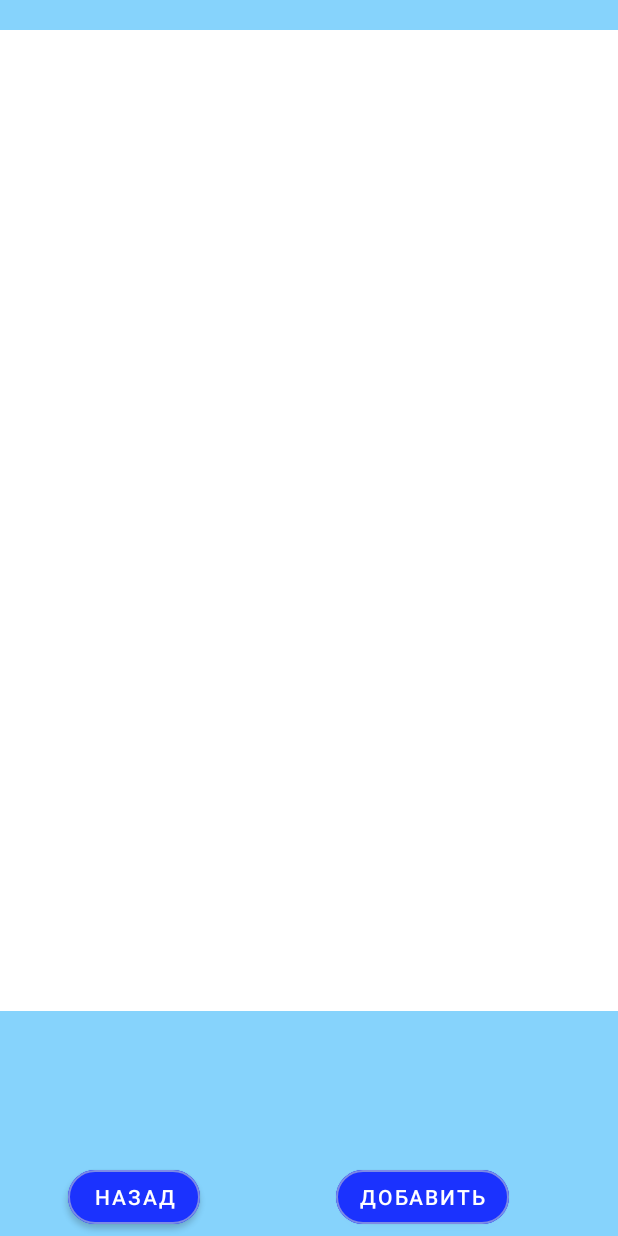
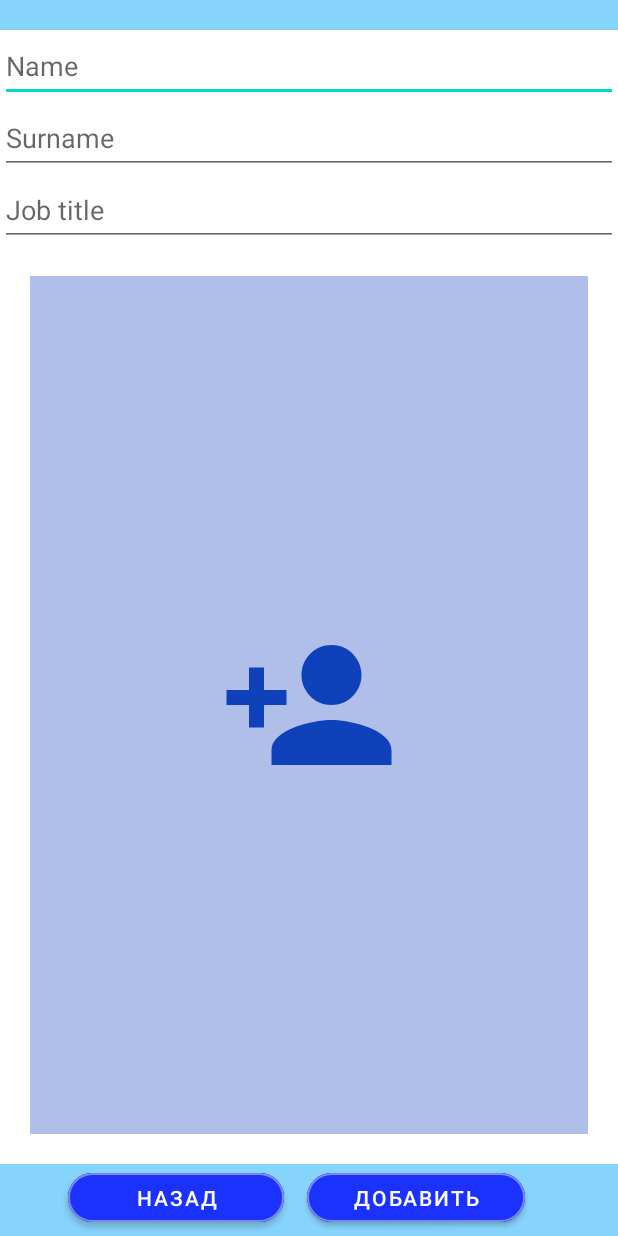
Before and after one commit to Nastakim951230/Sotrydniki, an Android app: the Add screen opened directly, with no data from a screen before it, on a phone screen of 412 x 824 dp. Run offline under Robolectric (Android 15) with nearby library versions, the phone set to English and light mode, and no system bars.

```diff
--- a/app/build.gradle
+++ b/app/build.gradle
@@ -2,7 +2,7 @@ plugins {
     id 'com.android.application'
 }
 
-android {
+ android {
     compileSdk 32
 
     defaultConfig {
@@ -21,6 +21,8 @@ android {
             proguardFiles getDefaultProguardFile('proguard-android-optimize.txt'), 'proguard-rules.pro'
         }
     }
+
+
     compileOptions {
         sourceCompatibility JavaVersion.VERSION_1_8
         targetCompatibility JavaVersion.VERSION_1_8
--- a/app/src/main/AndroidManifest.xml
+++ b/app/src/main/AndroidManifest.xml
@@ -17,6 +17,9 @@
         android:theme="@style/Theme.Sotrydniki"
         tools:targetApi="31">
         <activity
+            android:name=".Update"
+            android:exported="false" />
+        <activity
             android:name=".Add"
             android:exported="false" />
         <activity
--- a/app/src/main/java/com/example/sotrydniki/Add.java
+++ b/app/src/main/java/com/example/sotrydniki/Add.java
@@ -1,12 +1,21 @@
 package com.example.sotrydniki;
 
+import androidx.annotation.Nullable;
 import androidx.appcompat.app.AppCompatActivity;
 
 import android.content.Intent;
+import android.graphics.Bitmap;
+import android.graphics.drawable.BitmapDrawable;
+import android.net.Uri;
 import android.os.Bundle;
+import android.util.Log;
 import android.view.View;
+import android.widget.EditText;
+import android.widget.ImageButton;
 import android.widget.ListView;
+import android.widget.Toast;
 
+import java.io.ByteArrayOutputStream;
 import java.sql.Connection;
 import java.sql.ResultSet;
 import java.sql.SQLException;
@@ -16,65 +25,88 @@ import java.util.List;
 
 public class Add extends AppCompatActivity {
 
-    View v;
     Connection connection;
-    List<Mask> data;
-    ListView listView;
-    Adapter pAdapter;
-
-
+    private ImageButton imageButton;
     @Override
     protected void onCreate(Bundle savedInstanceState) {
         super.onCreate(savedInstanceState);
         setContentView(R.layout.activity_add);
 
-        v = findViewById(com.google.android.material.R.id.ghost_view);
-        GetTextFromSQL(v);
-    }
+        imageButton=findViewById(R.id.ImgBut);
 
-    public void enterMobile() {
-        pAdapter.notifyDataSetInvalidated();
-        listView.setAdapter(pAdapter);
-    }
-
-    public void SetLister()
-    {
 
     }
 
-    public void GetTextFromSQL(View v) {
-        data = new ArrayList<Mask>();
-        listView = findViewById(R.id.BD);
-        pAdapter = new Adapter(Add.this, data);
+
+
+    public void onClickChooseImage(View view)
+    {
+       getImage();
+    }
+
+    @Override
+    protected void onActivityResult(int requestCode, int resultCode, @Nullable Intent data) {
+        super.onActivityResult(requestCode, resultCode, data);
+        if(requestCode==1 && data!= null && data.getData()!= null)
+        {
+            if(resultCode==RESULT_OK)
+            {
+                Log.d("MyLog","Image URI : "+data.getData());
+                imageButton.setImageURI(data.getData());
+
+
+            }
+        }
+    }
+
+    private void getImage()
+    {
+        Intent intentChooser= new Intent();
+        intentChooser.setType("image/*");
+        intentChooser.setAction(Intent.ACTION_GET_CONTENT);
+        startActivityForResult(intentChooser,1);
+    }
+
+
+
+
+    public void onClickADD(View v)
+    {
+        getImage();
+        EditText Name = findViewById(R.id.etName);
+        EditText Surname = findViewById(R.id.etSurname);
+        ImageButton Img = findViewById(R.id.ImgBut);
+        EditText JobTitle = findViewById(R.id.etJobTitle);
+
+
+        if (Name.getText().length()==0|| Surname.getText().length()==0 ||  JobTitle.getText().length()==0 )
+        {
+            Toast.makeText(this, "Не заполнены обязательные поля", Toast.LENGTH_SHORT).show();
+            return;
+        }
         try {
             ConnectionHelper connectionHelper = new ConnectionHelper();
             connection = connectionHelper.connectionClass();
             if (connection != null) {
-                String query = "Select * From Sotrudnic";
+                String query = "INSERT INTO Sotrudnic (Name, Surname, Img, Job_title) VALUES ('" + Name.getText() + "', '" + Surname.getText() + "', 'null', '" + JobTitle.getText() + "')";
                 Statement statement = connection.createStatement();
-                ResultSet resultSet = statement.executeQuery(query);
+                ResultSet result = statement.executeQuery(query);
+                Toast.makeText(this,"Успешно добавлено", Toast.LENGTH_LONG).show();
 
-                while (resultSet.next()) {
-                    Mask tempMask = new Mask
-                            (resultSet.getInt("ID"),
-                                    resultSet.getString("Name"),
-                                    resultSet.getString("Surname"),
-                                    resultSet.getString("Img"),
-                                    resultSet.getString("Job_title")
+            }
+        }
 
-                            );
-                    data.add(tempMask);
-                    pAdapter.notifyDataSetInvalidated();
-                }
-                connection.close();
-            } else {
-            }
-        } catch (SQLException throwables) {
-            throwables.printStackTrace();
+        catch (Exception ex)
+        {
+            Toast.makeText(this,"Произошла ошибка", Toast.LENGTH_LONG).show();
         }
-        enterMobile();
+        Name.setText("");
+        Surname.setText("");
+
+        JobTitle.setText("");
 
     }
+
 
 
     public void onClickNAZAD(View v) {
--- /dev/null
+++ b/app/src/main/res/drawable/ic_avatoradd.xml
@@ -0,0 +1,5 @@
+<vector android:height="120dp" android:tint="#0F41BB"
+    android:viewportHeight="24" android:viewportWidth="24"
+    android:width="120dp" xmlns:android="http://schemas.android.com/apk/res/android">
+    <path android:fillColor="@android:color/white" android:pathData="M15,12c2.21,0 4,-1.79 4,-4s-1.79,-4 -4,-4 -4,1.79 -4,4 1.79,4 4,4zM6,10L6,7L4,7v3L1,10v2h3v3h2v-3h3v-2L6,10zM15,14c-2.67,0 -8,1.34 -8,4v2h16v-2c0,-2.66 -5.33,-4 -8,-4z"/>
+</vector>
--- a/app/src/main/res/layout/activity_add.xml
+++ b/app/src/main/res/layout/activity_add.xml
@@ -4,74 +4,121 @@
     xmlns:tools="http://schemas.android.com/tools"
     android:layout_width="match_parent"
     android:layout_height="match_parent"
+    app:circularflow_radiusInDP="25"
     tools:context=".Add">
 
     <RelativeLayout
         android:id="@+id/Vverh"
         android:layout_width="match_parent"
         android:layout_height="20dp"
-        android:background="@color/purple_200">
+        android:background="@color/purple_200"
+        app:layout_constraintEnd_toEndOf="parent"
+        app:layout_constraintStart_toStartOf="parent"
+        app:layout_constraintTop_toTopOf="parent">
 
     </RelativeLayout>
+
+    <LinearLayout
+        android:layout_width="match_parent"
+        android:layout_height="match_parent"
+        android:layout_above="@+id/Niz"
+        android:layout_below="@+id/Vverh"
+        android:orientation="vertical">
+
+        <EditText
+            android:id="@+id/etName"
+            android:layout_width="match_parent"
+            android:layout_height="48dp"
+
+            android:hint="Name"
+            android:minHeight="48dp"
+            android:textColor="#000000"></EditText>
+
+        <EditText
+            android:id="@+id/etSurname"
+            android:layout_width="match_parent"
+            android:layout_height="48dp"
+
+            android:hint="Surname"
+            android:minHeight="48dp"
+            android:textColor="#000000"></EditText>
+
+        <EditText
+            android:id="@+id/etJobTitle"
+            android:layout_width="match_parent"
+            android:layout_height="48dp"
+
+
+            android:hint="Job title"
+            android:minHeight="48dp"
+            android:textColor="#000000"></EditText>
+
+        <ImageButton
+            android:id="@+id/ImgBut"
+            android:layout_width="match_parent"
+            android:layout_height="match_parent"
+            android:layout_margin="20dp"
+            android:layout_marginHorizontal="75dp"
+            android:layout_marginStart="0dp"
+            android:layout_marginEnd="0dp"
+            android:background="#AFBFEA"
+            android:maxWidth="250dp"
+            android:maxHeight="250dp"
+            android:onClick="onClickChooseImage"
+            app:layout_constraintBottom_toTopOf="@+id/Niz"
+            app:layout_constraintEnd_toEndOf="parent"
+            app:layout_constraintStart_toStartOf="parent"
+            app:srcCompat="@drawable/ic_avatoradd"
+            tools:ignore="SpeakableTextPresentCheck" />
+
+    </LinearLayout>
+
 
     <LinearLayout
         android:id="@+id/Niz"
         android:layout_width="match_parent"
         android:layout_height="50dp"
         android:layout_alignParentBottom="true"
+        android:layout_centerInParent="true"
+        android:layout_marginBottom="-2dp"
         android:background="@color/purple_200"
-        android:orientation="horizontal">
+        android:orientation="horizontal"
+        app:layout_constraintBottom_toBottomOf="parent">
 
         <Button
             android:id="@+id/NazadDATA"
-            android:layout_width="wrap_content"
+            android:layout_width="144dp"
             android:layout_height="wrap_content"
             android:layout_marginHorizontal="45dp"
+            android:layout_marginStart="45dp"
+            android:layout_marginBottom="5dp"
             android:backgroundTint="@color/zadni"
             android:onClick="onClickNAZAD"
             android:text="Назад"
-            android:textColor="@color/white"
-            app:cornerRadius="25dp"
-            app:strokeColor="#7D8BE4"
-            app:strokeWidth="1dp" />
-        <Button
-            android:id="@+id/btaddDATA"
-            android:layout_width="wrap_content"
-            android:layout_height="wrap_content"
-            android:backgroundTint="@color/zadni"
-            android:text="Добавить"
-            android:layout_marginHorizontal="45dp"
+            android:layout_centerInParent="true"
             android:textColor="@color/white"
             app:cornerRadius="25dp"
             app:strokeColor="#7D8BE4"
             app:strokeWidth="1dp" />
 
+        <Button
+            android:id="@+id/btaddDATA"
+            android:layout_width="145dp"
+            android:layout_height="wrap_content"
+            android:layout_centerInParent="true"
+            android:layout_marginHorizontal="45dp"
+            android:layout_marginStart="15dp"
+            android:layout_marginEnd="45dp"
+            android:layout_marginBottom="5dp"
+            android:backgroundTint="@color/zadni"
+            android:minHeight="48dp"
+            android:onClick="onClickADD"
+            android:text="Добавить"
+            android:textColor="@color/white"
+            app:cornerRadius="25dp"
+            app:strokeColor="#7D8BE4"
+            app:strokeWidth="1dp" />
+    </LinearLayout>
 
 
-    </LinearLayout>
-
-    <LinearLayout
-        android:id="@+id/Text"
-        android:layout_width="wrap_content"
-        android:layout_height="100dp"
-        android:layout_above="@+id/Niz"
-        android:layout_alignParentStart="true"
-        android:layout_alignParentEnd="true"
-        android:layout_marginEnd="0dp"
-        android:layout_marginBottom="0dp"
-        android:background="@color/purple_200"
-        android:orientation="horizontal">
-
-
-
-    </LinearLayout>
-
-    <ListView
-        android:id="@+id/BD"
-        android:layout_width="match_parent"
-        android:layout_height="match_parent"
-        android:layout_above="@+id/Text"
-        android:layout_below="@+id/Vverh">
-
-    </ListView>
 </RelativeLayout>
--- a/app/src/main/res/layout/activity_main.xml
+++ b/app/src/main/res/layout/activity_main.xml
@@ -41,6 +41,7 @@
             android:backgroundTint="@color/zadni"
             android:onClick="onClickADD"
             android:text="Добавить"
+            android:layout_marginHorizontal="5dp"
             android:textColor="@color/white"
             app:cornerRadius="25dp"
             app:strokeColor="#7D8BE4"
--- a/app/src/main/res/layout/maska_table.xml
+++ b/app/src/main/res/layout/maska_table.xml
@@ -6,7 +6,7 @@
     android:layout_height="match_parent"
     app:circularflow_defaultRadius="25dp">
 
-    <ImageView
+    <de.hdodenhof.circleimageview.CircleImageView
         android:id="@+id/photoImageView"
         android:layout_width="72dp"
         android:layout_height="72dp"
@@ -14,7 +14,7 @@
         android:layout_marginTop="6dp"
         app:layout_constraintStart_toStartOf="parent"
         app:layout_constraintTop_toTopOf="parent"
-        app:srcCompat="@drawable/avator" />
+        android:src="@drawable/avator" />
 
     <TextView
         android:id="@+id/userNameTextView"
```
Also changed, not shown: app/src/main/java/com/example/sotrydniki/Adapter.java (+23 -3 lines), app/src/main/java/com/example/sotrydniki/MainActivity.java (+5 -4 lines), app/src/main/java/com/example/sotrydniki/Update.java (added, +14 -0 lines), app/src/main/res/layout/activity_update.xml (added, +9 -0 lines), 1 other file.
